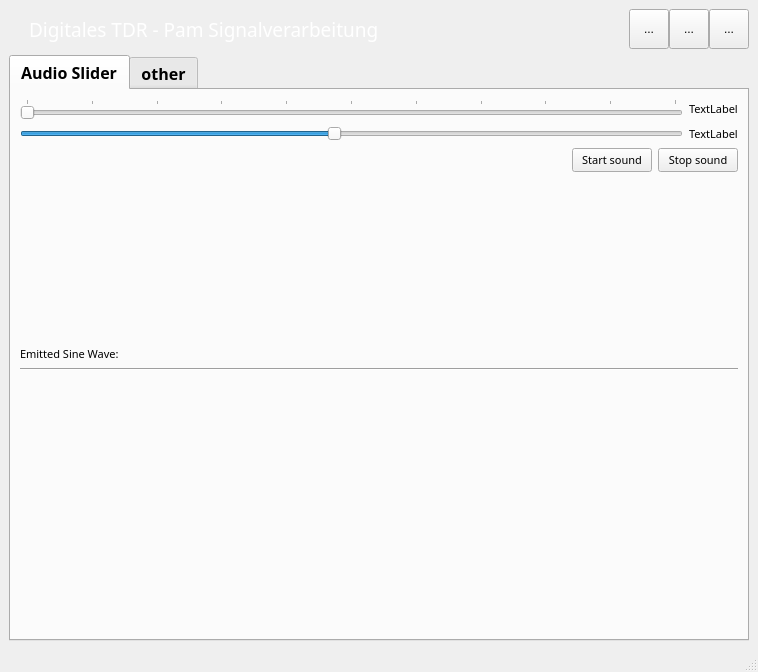
arongrk/Pam, file resources/audio_slider.ui: the form before one commit.
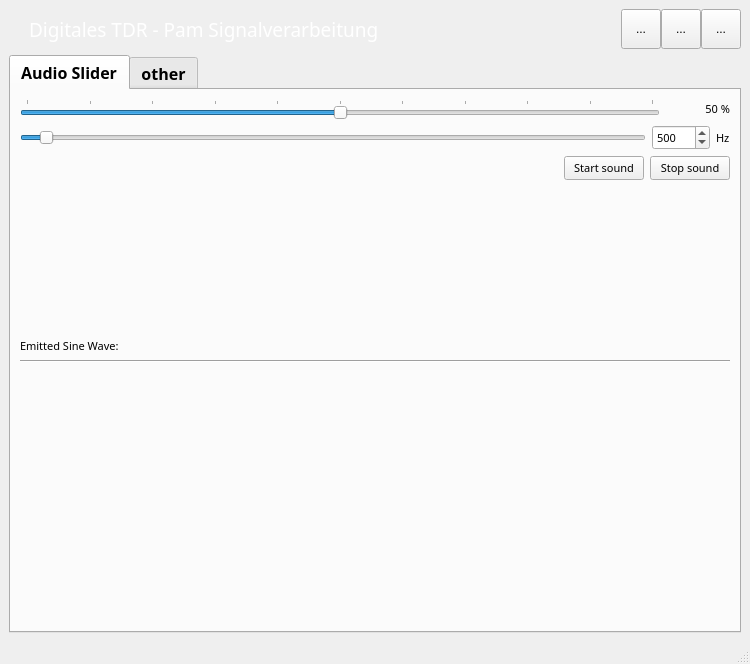
The form after the commit. Icons and pictures are not drawn. Custom widgets are drawn as their Qt base class.

Commit message: design changes, freq slider has phase problem

Patch:
```diff
--- a/resources/audio_slider.ui
+++ b/resources/audio_slider.ui
@@ -6,8 +6,8 @@
    <rect>
     <x>0</x>
     <y>0</y>
-    <width>758</width>
-    <height>672</height>
+    <width>750</width>
+    <height>664</height>
    </rect>
   </property>
   <property name="sizePolicy">
@@ -181,7 +181,14 @@
          <attribute name="title">
           <string>Audio Slider</string>
          </attribute>
-         <layout class="QGridLayout" name="gridLayout_2" rowstretch="1,1,1,10,0,0,15,0">
+         <layout class="QGridLayout" name="gridLayout_2" rowstretch="0,0,0,3,0,0,5">
+          <item row="5" column="1">
+           <widget class="Line" name="line">
+            <property name="orientation">
+             <enum>Qt::Horizontal</enum>
+            </property>
+           </widget>
+          </item>
           <item row="4" column="1">
            <widget class="QLabel" name="label">
             <property name="font">
@@ -197,13 +204,6 @@
             </property>
            </widget>
           </item>
-          <item row="5" column="1">
-           <widget class="Line" name="line">
-            <property name="orientation">
-             <enum>Qt::Horizontal</enum>
-            </property>
-           </widget>
-          </item>
           <item row="2" column="1">
            <layout class="QHBoxLayout" name="horizontalLayout">
             <item>
@@ -251,29 +251,16 @@
             </item>
            </layout>
           </item>
-          <item row="3" column="1">
-           <spacer name="verticalSpacer_2">
-            <property name="orientation">
-             <enum>Qt::Vertical</enum>
-            </property>
-            <property name="sizeHint" stdset="0">
-             <size>
-              <width>20</width>
-              <height>40</height>
-             </size>
-            </property>
-           </spacer>
-          </item>
-          <item row="6" column="1">
-           <widget class="PlotWidget" name="sine_plot" native="true"/>
-          </item>
           <item row="0" column="1">
-           <layout class="QHBoxLayout" name="horizontalLayout_3">
+           <layout class="QHBoxLayout" name="volume_layout" stretch="10,1">
             <item>
              <widget class="QSlider" name="volume_slider">
               <property name="maximum">
                <number>100</number>
               </property>
+              <property name="value">
+               <number>50</number>
+              </property>
               <property name="orientation">
                <enum>Qt::Horizontal</enum>
               </property>
@@ -295,15 +282,21 @@
                 <bold>false</bold>
                </font>
               </property>
+              <property name="layoutDirection">
+               <enum>Qt::LeftToRight</enum>
+              </property>
               <property name="text">
-               <string>TextLabel</string>
+               <string>50 %</string>
+              </property>
+              <property name="alignment">
+               <set>Qt::AlignRight|Qt::AlignTrailing|Qt::AlignVCenter</set>
               </property>
              </widget>
             </item>
            </layout>
           </item>
           <item row="1" column="1">
-           <layout class="QHBoxLayout" name="horizontalLayout_2" stretch="1,0">
+           <layout class="QHBoxLayout" name="frequency_layout" stretch="14,1,0">
             <item>
              <widget class="QSlider" name="freq_slider">
               <property name="sizePolicy">
@@ -316,7 +309,7 @@
                <number>200</number>
               </property>
               <property name="maximum">
-               <number>4000</number>
+               <number>10000</number>
               </property>
               <property name="singleStep">
                <number>10</number>
@@ -325,7 +318,7 @@
                <number>10</number>
               </property>
               <property name="value">
-               <number>2000</number>
+               <number>500</number>
               </property>
               <property name="tracking">
                <bool>true</bool>
@@ -348,7 +341,25 @@
              </widget>
             </item>
             <item>
-             <widget class="QLabel" name="freq_label">
+             <widget class="QSpinBox" name="frequency_box">
+              <property name="font">
+               <font>
+                <family>RubFlama</family>
+                <pointsize>8</pointsize>
+                <weight>50</weight>
+                <bold>false</bold>
+               </font>
+              </property>
+              <property name="maximum">
+               <number>10000</number>
+              </property>
+              <property name="value">
+               <number>500</number>
+              </property>
+             </widget>
+            </item>
+            <item>
+             <widget class="QLabel" name="label_2">
               <property name="font">
                <font>
                 <family>RubFlama</family>
@@ -358,12 +369,28 @@
                </font>
               </property>
               <property name="text">
-               <string>TextLabel</string>
+               <string>Hz</string>
               </property>
              </widget>
             </item>
            </layout>
           </item>
+          <item row="6" column="1">
+           <widget class="PlotWidget" name="sine_plot" native="true"/>
+          </item>
+          <item row="3" column="1">
+           <spacer name="verticalSpacer_2">
+            <property name="orientation">
+             <enum>Qt::Vertical</enum>
+            </property>
+            <property name="sizeHint" stdset="0">
+             <size>
+              <width>20</width>
+              <height>40</height>
+             </size>
+            </property>
+           </spacer>
+          </item>
          </layout>
         </widget>
         <widget class="QWidget" name="tab2">
```
Left out of the diff: 34 changed lines with no effect on the pictures. The commit also changes 6 other files.
